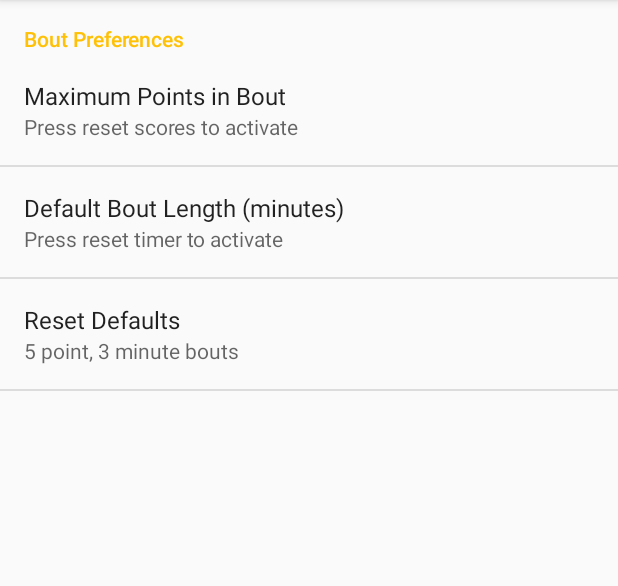
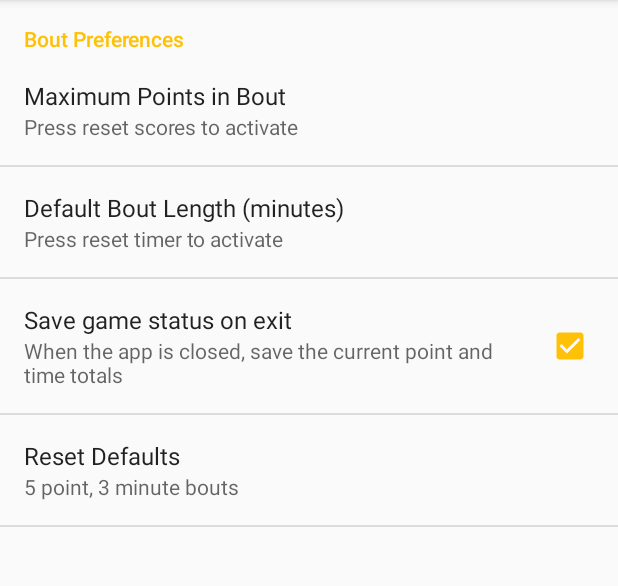
Before and after one commit to kevin-fang/FenceMe-Scorekeeper, an Android app: the SettingsActivity screen opened directly, with no data from a screen before it, after a tap on "Reset Defaults", on a phone screen of 412 x 824 dp, the part 84-670 px from its top. Run offline under Robolectric (Android 15) with nearby library versions, the phone set to English and light mode, and no system bars; 1 statement that could not run was skipped.

Commit message:
optimized code, added preference to save upon exit

```diff
--- a/app/src/main/java/com/kfang/fenceme/SettingsActivity.java
+++ b/app/src/main/java/com/kfang/fenceme/SettingsActivity.java
@@ -3,6 +3,7 @@ package com.kfang.fenceme;
 import android.content.Intent;
 import android.content.SharedPreferences;
 import android.os.Bundle;
+import android.preference.CheckBoxPreference;
 import android.preference.Preference;
 import android.preference.PreferenceFragment;
 import android.preference.PreferenceManager;
@@ -47,6 +48,7 @@ public class SettingsActivity extends AppCompatActivity {
             //final SharedPreferences prefs = PreferenceManager.getDefaultSharedPreferences(getActivity());
             final NumberPickerPreference mBoutMinutesPreference = (NumberPickerPreference) findPreference(Utility.BOUT_LENGTH_MINUTES);
             final NumberPickerPreference mBoutPointsPreference = (NumberPickerPreference) findPreference(Utility.BOUT_LENGTH_POINTS);
+            final CheckBoxPreference mRestorePreference = (CheckBoxPreference) findPreference(Utility.RESTORE_ON_EXIT);
             final Preference resetPreferences = findPreference(Utility.RESET_BOUT_PREFERENCES);
 
             resetPreferences.setOnPreferenceClickListener(new Preference.OnPreferenceClickListener() {
@@ -58,7 +60,7 @@ public class SettingsActivity extends AppCompatActivity {
                     settingsEditor.putInt(Utility.BOUT_LENGTH_MINUTES, Utility.DEFAULT_MINUTES);
 
                     Intent stopTimer = new Intent(getActivity(), TimerService.class);
-                    stopTimer.putExtra("TOGGLE", TimerService.RESET_TIMER);
+                    stopTimer.putExtra(Utility.CHANGE_TIMER, TimerService.RESET_TIMER);
                     getActivity().startService(stopTimer);
 
                     ((MainActivity) getActivity()).resetScores(null);
@@ -78,6 +80,9 @@ public class SettingsActivity extends AppCompatActivity {
                                 case Utility.BOUT_LENGTH_POINTS:
                                     settingsEditor.putInt(Utility.BOUT_LENGTH_POINTS, mBoutPointsPreference.getValue());
                                     break;
+                                case Utility.RESTORE_ON_EXIT:
+                                    settingsEditor.putBoolean(Utility.RESTORE_ON_EXIT, mRestorePreference.isChecked());
+                                    break;
                             }
 
                         }
@@ -87,5 +92,4 @@ public class SettingsActivity extends AppCompatActivity {
         }
     }
 
-
 }
--- a/app/src/main/java/com/kfang/fenceme/TimePickerFragment.java
+++ b/app/src/main/java/com/kfang/fenceme/TimePickerFragment.java
@@ -10,6 +10,8 @@ import android.support.v4.app.DialogFragment;
 import android.view.LayoutInflater;
 import android.view.View;
 import android.widget.NumberPicker;
+
+import java.util.Locale;
 
 /**
  * Time Picker Fragment for setting timer
@@ -44,7 +46,7 @@ public class TimePickerFragment extends DialogFragment {
         secondsPicker.setFormatter(new NumberPicker.Formatter() {
             @Override
             public String format(int value) {
-                return String.format("%02d", value);
+                return String.format(Locale.getDefault(), "%02d", value);
 
             }
         });
@@ -70,7 +72,7 @@ public class TimePickerFragment extends DialogFragment {
     public void setTimer(int minutes, int seconds) {
         MainActivity.mCurrentTime = seconds * 1000 + minutes * 60000;
         Intent setTimer = new Intent(getContext(), TimerService.class);
-        setTimer.putExtra("TOGGLE", TimerService.SET_TIMER);
+        setTimer.putExtra(Utility.CHANGE_TIMER, TimerService.SET_TIMER);
         //Toast.makeText(getContext(), "" + MainActivity.mCurrentTime, Toast.LENGTH_SHORT).show();
         getActivity().startService(setTimer);
     }
--- a/app/src/main/res/values/strings.xml
+++ b/app/src/main/res/values/strings.xml
@@ -43,5 +43,7 @@
     <string name="drawer_close">Close navigation drawer</string>
     <string name="reset_preferences">5 point, 3 minute bouts</string>
     <string name="award_point">Award Point</string>
+    <string name="restore_status_on_exit">Save game status on exit</string>
+    <string name="restore_status_summary">When the app is closed, save the current point and time totals</string>
 
 </resources>
--- a/app/src/main/res/xml/preferences.xml
+++ b/app/src/main/res/xml/preferences.xml
@@ -14,6 +14,12 @@
             android:key="bout_length_time"
             android:summary="@string/change_timer_summary"
             android:title="@string/default_bout_length" />
+
+        <CheckBoxPreference
+            android:defaultValue="true"
+            android:key="restore_status"
+            android:summary="@string/restore_status_summary"
+            android:title="@string/restore_status_on_exit" />
 
         <Preference
             android:key="reset_bout_length"
```
Also changed, not shown: app/src/main/java/com/kfang/fenceme/MainActivity.java (+28 -23 lines), app/src/main/java/com/kfang/fenceme/TimerService.java (+4 -5 lines), app/src/main/java/com/kfang/fenceme/Utility.java (+13 -9 lines).
